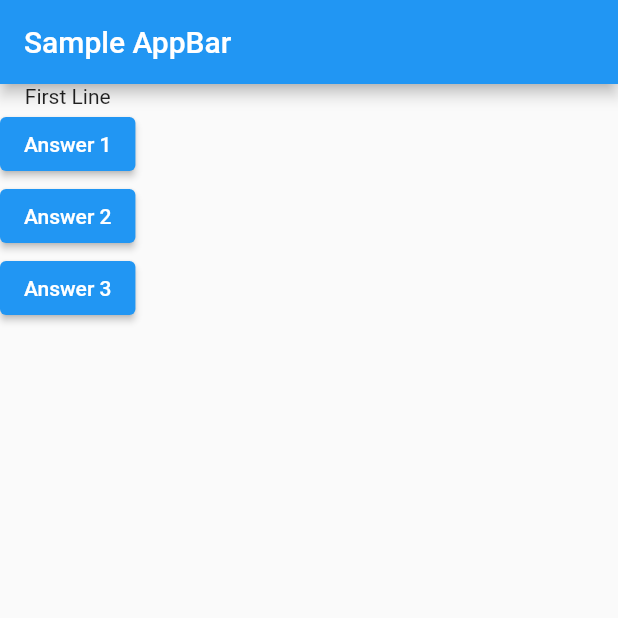
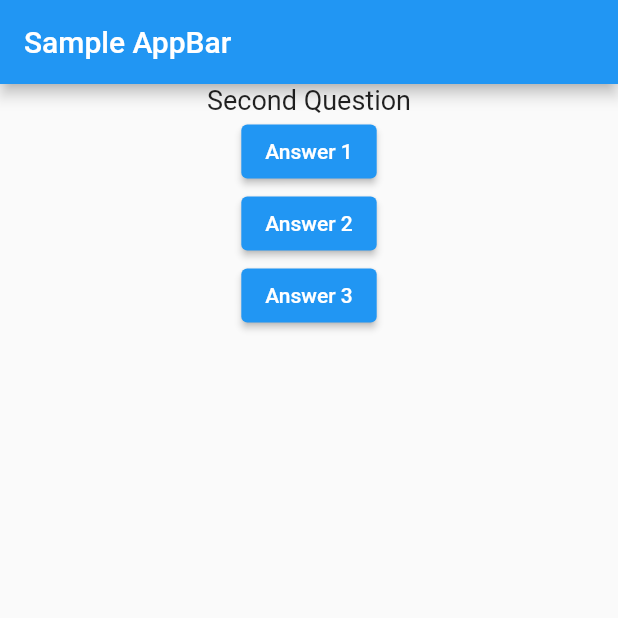
Before and after one commit to khkred/flutter-notes, a Flutter app: the screen it shows after launch, after a tap on "Answer 1", on a phone screen of 412 x 824 dp, the top half of it. Run offline on Flutter 3.47's test engine with Material 2 defaults, Android fonts, the light colour scheme and no system bars.

Commit message:
code updated until Question Widget

```diff
--- a/flutter-programs/first_project/lib/main.dart
+++ b/flutter-programs/first_project/lib/main.dart
@@ -1,10 +1,27 @@
 import 'package:flutter/material.dart';
+
+import 'question.dart';
 
 void main() {
   runApp(MyApp());
 }
 
-class MyApp extends StatelessWidget {
+class MyApp extends StatefulWidget {
+  @override
+  State<StatefulWidget> createState() {
+    return MyAppState();
+  }
+}
+
+class MyAppState extends State<MyApp> {
+  var _questionsList = [
+    "First Question",
+    "Second Question",
+    "Third Question",
+    "Fourth Question"
+  ];
+
+  var _index = 0;
 
   void answerChoice() {
     print("Button is clicked");
@@ -18,24 +35,29 @@ class MyApp extends StatelessWidget {
           title: const Text("Sample AppBar"),
         ),
         body: Column(
-          children:  [
-            Text("First Line"),
+          children: [
+            Question(_questionsList[_index]),
             ElevatedButton(
-              onPressed: (){
-                print("Button 1 clicked");
+              onPressed: () {
+                setState(() {
+                  _index = 1;
+                });
               },
               child: Text("Answer 1"),
             ),
             ElevatedButton(
-              onPressed: (){
-                print("Button 2 clicked");
+              onPressed: () {
+                setState(() {
+                  _index = 2;
+                });
               },
               child: Text("Answer 2"),
             ),
             ElevatedButton(
-              onPressed: (){
-                print("Button 3 clicked");
-
+              onPressed: () {
+                setState(() {
+                  _index = 3;
+                });
               },
               child: Text("Answer 3"),
             )
--- /dev/null
+++ b/flutter-programs/first_project/lib/question.dart
@@ -0,0 +1,19 @@
+import 'package:flutter/material.dart';
+
+class Question extends StatelessWidget {
+  String questionText;
+
+  Question(this.questionText);
+
+  @override
+  Widget build(BuildContext context) {
+    return Container(
+      width: double.infinity,
+      child: Text(
+        questionText,
+        style: TextStyle(fontSize: 18),
+        textAlign: TextAlign.center,
+      ),
+    );
+  }
+}
```
Also changed, not shown: 1 other file.
